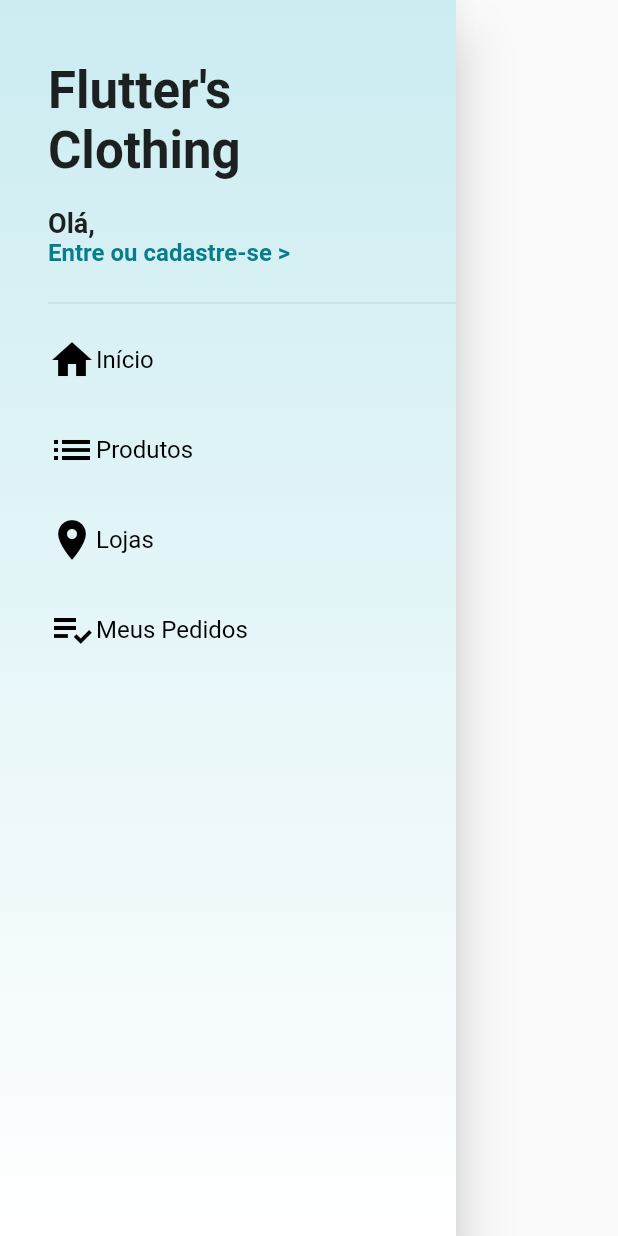
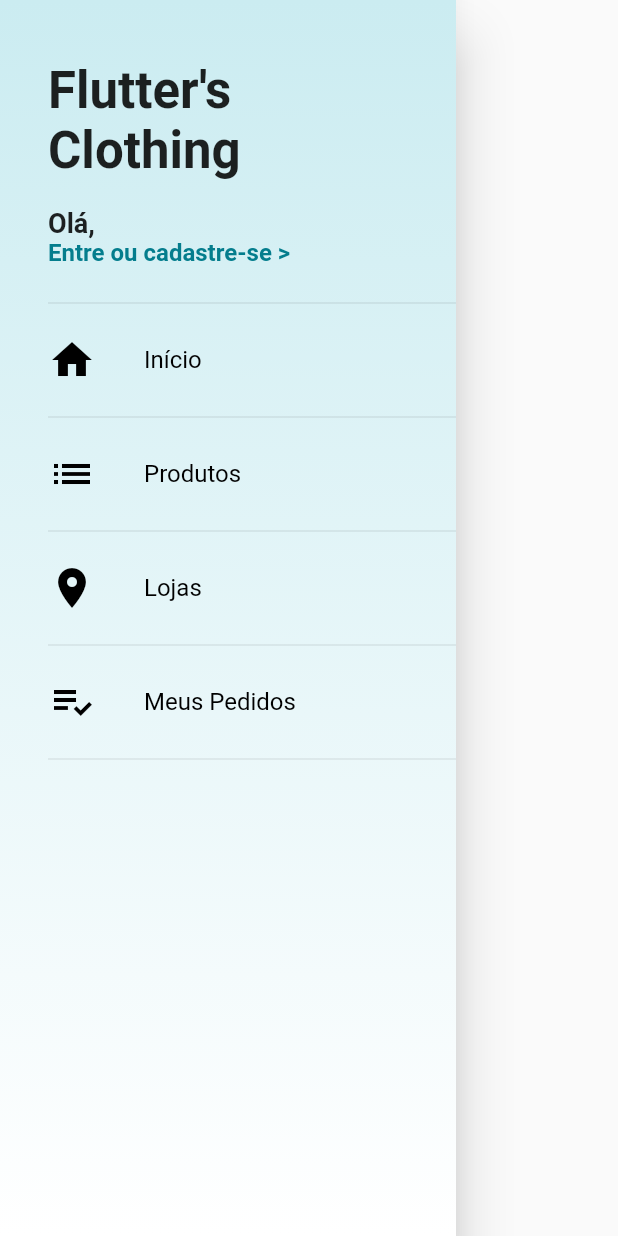
Before and after one commit to CristianoDaSilvaFerreira/loja-virtual, a Flutter app: the CustomDrawer widget shown alone on an empty page, opened directly, on a phone screen of 412 x 824 dp. Run offline on Flutter 3.47's test engine with Material 2 defaults, Android fonts, the phone set to English and light mode, and no system bars; our stand-ins replace cloud_firestore, transparent_image; accounts and stored records are empty.

Commit message:
Atulizando a visualização

```diff
--- a/lib/tiles/drawer_tile.dart
+++ b/lib/tiles/drawer_tile.dart
@@ -22,7 +22,7 @@ class DrawerTile extends StatelessWidget {
                 size: 32,
                 color: Colors.black,
               ),
-              SizedBox(height: 32),
+              SizedBox(width: 32),
               Text(
                 text,
                 style: TextStyle(fontSize: 16, color: Colors.black),
--- a/lib/widgets/custom_drawer.dart
+++ b/lib/widgets/custom_drawer.dart
@@ -72,9 +72,13 @@ class CustomDrawer extends StatelessWidget {
               ),
               Divider(),
               DrawerTile(Icons.home, "Início"),
+              Divider(),
               DrawerTile(Icons.list, "Produtos"),
+              Divider(),
               DrawerTile(Icons.location_on, "Lojas"),
+              Divider(),
               DrawerTile(Icons.playlist_add_check, "Meus Pedidos"),
+              Divider(),
             ],
           )
         ],
```
